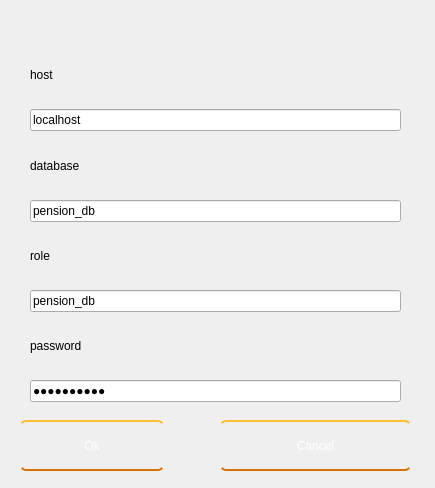
First picture: the form in resources/connect.ui, repository elizarpif/bd_coursework, before the edit.
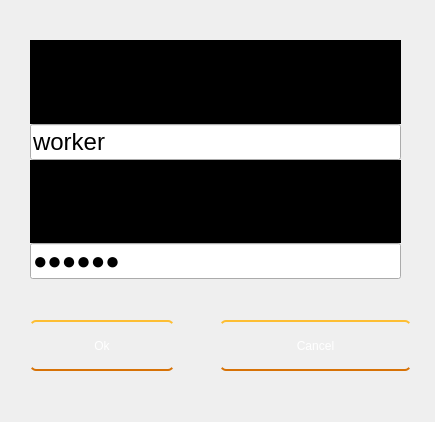
Second picture: the form after the edit. Icons and pictures are not drawn.

Diff of the .ui file:
```diff
--- a/resources/connect.ui
+++ b/resources/connect.ui
@@ -7,7 +7,7 @@
     <x>0</x>
     <y>0</y>
     <width>435</width>
-    <height>488</height>
+    <height>422</height>
    </rect>
   </property>
   <property name="windowTitle">
@@ -22,14 +22,14 @@
    <property name="geometry">
     <rect>
      <x>20</x>
-     <y>51</y>
+     <y>40</y>
      <width>391</width>
-     <height>351</height>
+     <height>249</height>
     </rect>
    </property>
    <layout class="QVBoxLayout" name="verticalLayout">
     <property name="spacing">
-     <number>10</number>
+     <number>0</number>
     </property>
     <property name="leftMargin">
      <number>10</number>
@@ -41,69 +41,69 @@
      <number>10</number>
     </property>
     <property name="bottomMargin">
-     <number>0</number>
+     <number>10</number>
     </property>
     <item>
-     <widget class="QLabel" name="lb_host">
+     <widget class="QLabel" name="lb_login">
+      <property name="font">
+       <font>
+        <pointsize>25</pointsize>
+       </font>
+      </property>
       <property name="styleSheet">
        <string notr="true">QLabel{
-border-color: #F77A52;
+background-color: Transparent;
+background: rgb(0, 0, 0, 1); 
 }</string>
       </property>
       <property name="text">
-       <string>host</string>
+       <string>Login</string>
       </property>
      </widget>
     </item>
     <item>
-     <widget class="QLineEdit" name="ln_host">
-      <property name="text">
-       <string>localhost</string>
+     <widget class="QLineEdit" name="ln_login">
+      <property name="font">
+       <font>
+        <pointsize>18</pointsize>
+        <weight>50</weight>
+        <bold>false</bold>
+       </font>
       </property>
-     </widget>
-    </item>
-    <item>
-     <widget class="QLabel" name="lb_db">
       <property name="text">
-       <string>database</string>
-      </property>
-     </widget>
-    </item>
-    <item>
-     <widget class="QLineEdit" name="ln_db">
-      <property name="styleSheet">
-       <string notr="true"/>
-      </property>
-      <property name="text">
-       <string>pension_db</string>
-      </property>
-     </widget>
-    </item>
-    <item>
-     <widget class="QLabel" name="lb_role">
-      <property name="text">
-       <string>role</string>
-      </property>
-     </widget>
-    </item>
-    <item>
-     <widget class="QLineEdit" name="ln_role">
-      <property name="text">
-       <string>pension_db</string>
+       <string>worker</string>
       </property>
      </widget>
     </item>
     <item>
      <widget class="QLabel" name="lb_password">
+      <property name="font">
+       <font>
+        <pointsize>25</pointsize>
+       </font>
+      </property>
+      <property name="styleSheet">
+       <string notr="true">QLabel{
+background-color: Transparent;
+background: rgb(0, 0, 0, 1); 
+}</string>
+      </property>
       <property name="text">
-       <string>password</string>
+       <string>Passoword</string>
       </property>
      </widget>
     </item>
     <item>
      <widget class="QLineEdit" name="ln_password">
+      <property name="font">
+       <font>
+        <pointsize>18</pointsize>
+        <weight>50</weight>
+        <bold>false</bold>
+       </font>
+      </property>
       <property name="text">
-       <string>pension_db</string>
+       <string>worker</string>
       </property>
       <property name="echoMode">
        <enum>QLineEdit::Password</enum>
@@ -115,8 +115,8 @@
   <widget class="QPushButton" name="accepted_btn">
    <property name="geometry">
     <rect>
-     <x>20</x>
-     <y>420</y>
+     <x>30</x>
+     <y>320</y>
      <width>144</width>
      <height>51</height>
     </rect>
@@ -146,7 +146,7 @@
    <property name="geometry">
     <rect>
      <x>220</x>
-     <y>420</y>
+     <y>320</y>
      <width>191</width>
      <height>51</height>
     </rect>
```
Left out of the diff: 2 changed lines with no effect on the pictures.
